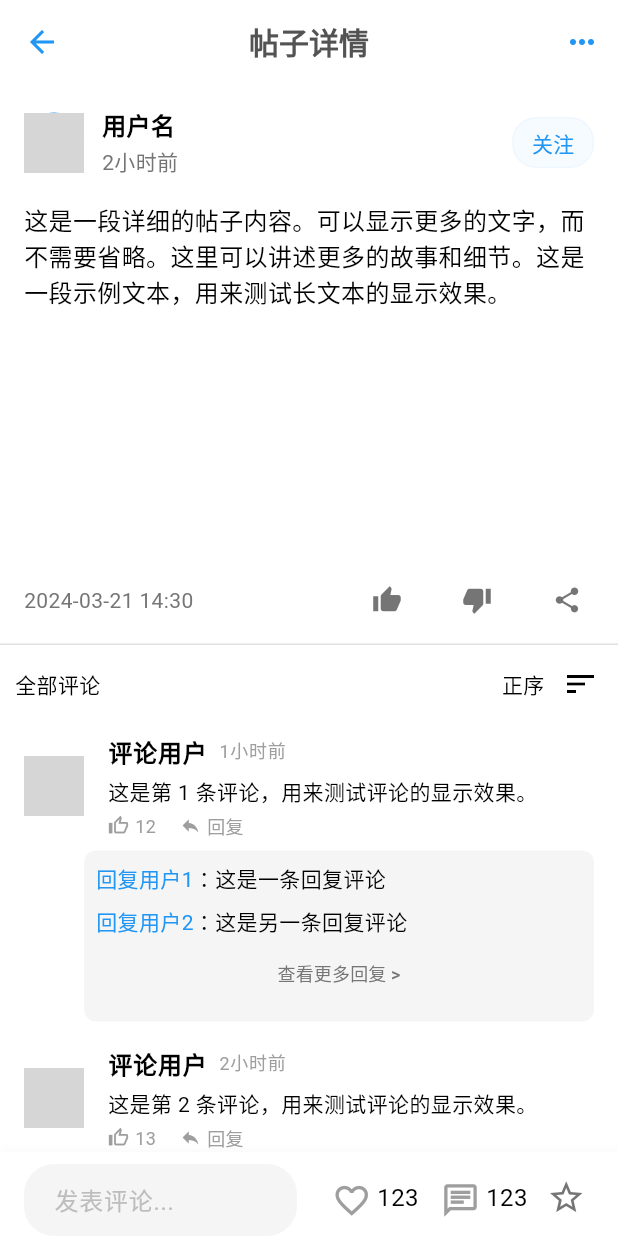
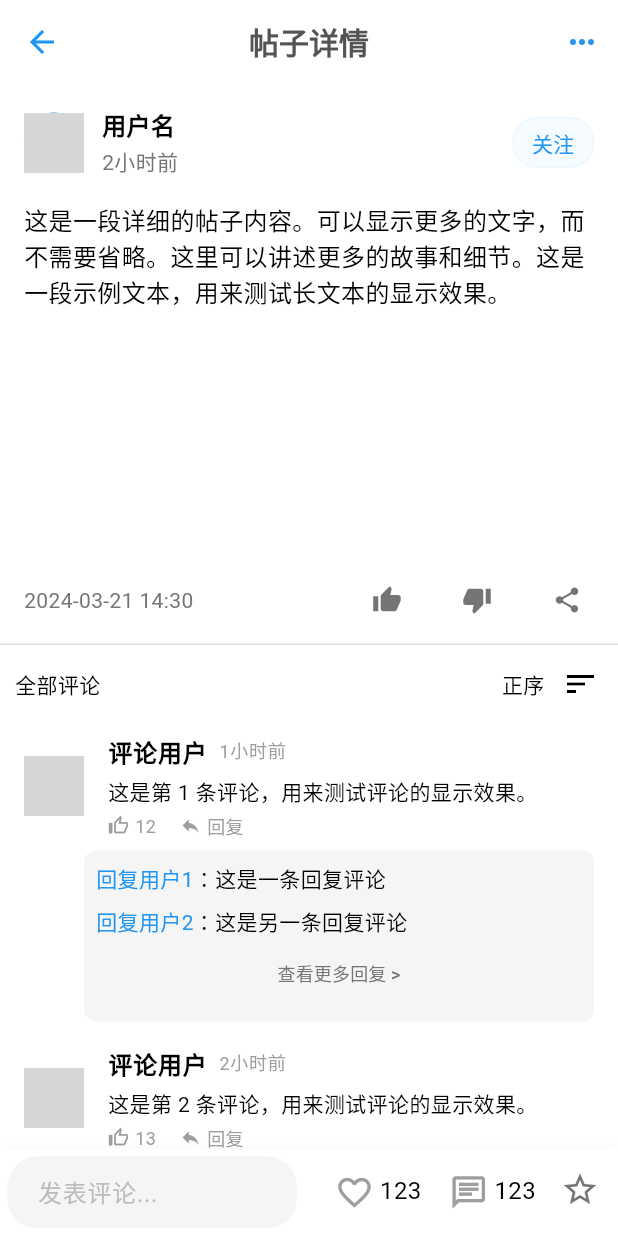
Before and after one commit to sudafin/xingxing_forum_app, a Flutter app: the PostDetailPage screen opened directly with empty values, on a phone screen of 412 x 824 dp. Run offline on Flutter 3.47's test engine with Material 3 defaults, Android fonts, the phone set to English and light mode, and no system bars; our stand-ins replace emoji_picker_flutter, event_bus, fluttertoast, font_awesome_flutter, image_picker, logger and 2 more; missing offline and left inert: android_intent_plus, clipboard, video_compress; network calls fail; Roboto replaces fonts that are missing (PingFangSC-Regular); grey boxes are pictures that could not be loaded.

Commit message:
refactor(post_detail_page): 优化评论输入框样式和功能
- 将 _commentCount 声明为 final，提高代码可读性
- 调整评论输入框的 padding，使其更加协调
- 修改评论输入框的行数限制，提升用户体验
- 用 TextButton 替代 IconButton，优化发送按钮样式
- 根据输入内容动态显示发送按钮文本颜色，增加交互性

```diff
--- a/lib/widgets/post_detail_page.dart
+++ b/lib/widgets/post_detail_page.dart
@@ -27,7 +27,7 @@ class _PostDetailPageState extends State<PostDetailPage> {
   final TextEditingController _commentController = TextEditingController();
   bool _isLiked = false;
   int _likeCount = 123;
-  int _commentCount = 123;
+  final int _commentCount = 123;
   bool _isCollected = false;
   bool isShow = true;
 
@@ -518,12 +518,7 @@ class _PostDetailPageState extends State<PostDetailPage> {
 
   Widget _buildCommentInput() {
     return Container(
-      padding: EdgeInsets.only(
-        bottom: MediaQuery.of(context).viewInsets.bottom,
-        left: 16,
-        right: 16,
-        top: 8,
-      ),
+       padding: EdgeInsets.all(5),
       decoration: BoxDecoration(
         color: context.watch<StoreViewModel>().theme == Brightness.light
             ? Colors.white
@@ -545,8 +540,8 @@ class _PostDetailPageState extends State<PostDetailPage> {
             flex: isShow ? 1 : 2,
             child: TextField(
               controller: _commentController,
-              maxLines: isShow ? 1 : null,
-              minLines: isShow ? 1 : 3,
+              maxLines: isShow ? 1 : 5,
+              minLines: 1,
               textInputAction: TextInputAction.newline,
               keyboardType: TextInputType.multiline,
               //监听输入框的内容,如果要使用_commentController.text.isEmpty,需要使用onChanged,不然没有变化
@@ -660,12 +655,9 @@ class _PostDetailPageState extends State<PostDetailPage> {
                     ],
                   )
                 : Container(
-                    width: 48,
+                    width: 55,
                     alignment: Alignment.centerRight,
-                    child: IconButton(
-                      icon: _commentController.text.isEmpty
-                          ? Icon(Icons.send, color: Colors.grey[500])
-                          : Icon(Icons.send, color: Colors.blue),
+                    child: TextButton(
                       onPressed: _commentController.text.isEmpty
                           ? null  // 当文本为空时禁用按钮
                           : () {
@@ -675,6 +667,9 @@ class _PostDetailPageState extends State<PostDetailPage> {
                                 _commentController.clear();
                               });
                             },
+                            child: _commentController.text.isEmpty
+                          ? Text('发送',style: TextStyle(color: Colors.grey[500]),)
+                          : Text('发送',style: TextStyle(color: Colors.blue),),
                     ),
                   ),
           ),
```
